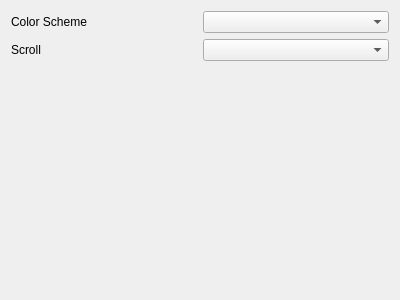
Old version of the form resources/ui/configure/terminal.ui in the repository prymatex/prymatex.
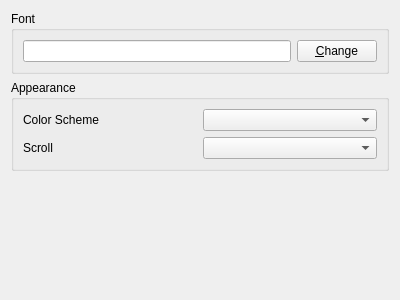
New version of the form.

Commit message: terminal settings

```diff
--- a/resources/ui/configure/terminal.ui
+++ b/resources/ui/configure/terminal.ui
@@ -13,6 +13,35 @@
   <property name="windowTitle">
    <string>Terminal</string>
   </property>
+  <layout class="QVBoxLayout" name="verticalLayout_2">
+   <item>
+    <widget class="QGroupBox" name="groupBox_2">
+     <property name="title">
+      <string>Font</string>
+     </property>
+     <layout class="QHBoxLayout" name="horizontalLayout">
+      <item>
+       <widget class="QLineEdit" name="lineFont">
+        <property name="readOnly">
+         <bool>true</bool>
+        </property>
+       </widget>
+      </item>
+      <item>
+       <widget class="QPushButton" name="pushButtonChangeFont">
+        <property name="text">
+         <string>&amp;Change</string>
+        </property>
+       </widget>
+      </item>
+     </layout>
+    </widget>
+   </item>
+   <item>
+    <widget class="QGroupBox" name="groupBox">
+     <property name="title">
+      <string>Appearance</string>
+     </property>
   <layout class="QVBoxLayout" name="verticalLayout">
    <item>
     <layout class="QGridLayout" name="gridLayout">
@@ -37,6 +66,9 @@
       <widget class="QComboBox" name="comboScrollBar"/>
      </item>
     </layout>
+      </item>
+     </layout>
+    </widget>
    </item>
    <item>
     <spacer name="verticalSpacer">
```
Lines whose indentation alone changed are shown as unchanged. The commit also changes 5 other files.
